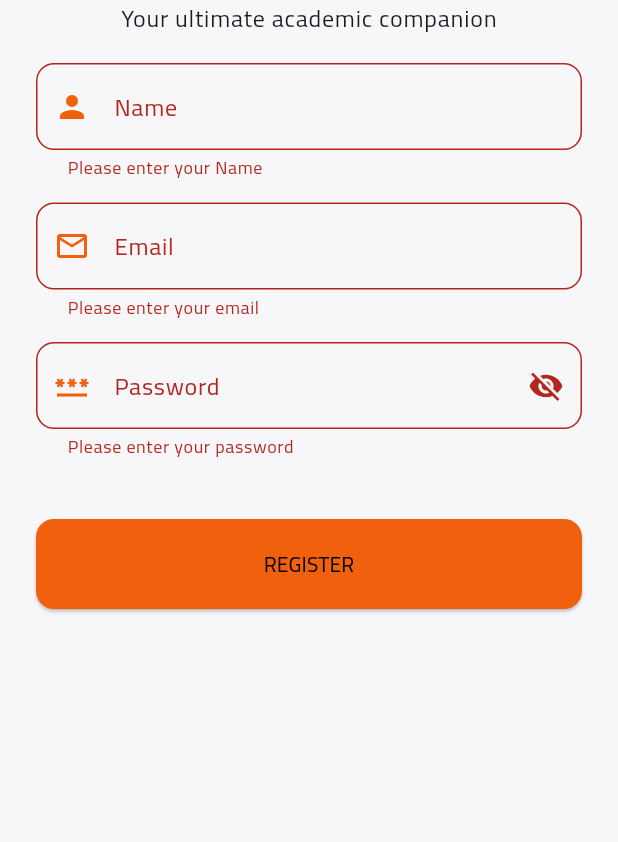
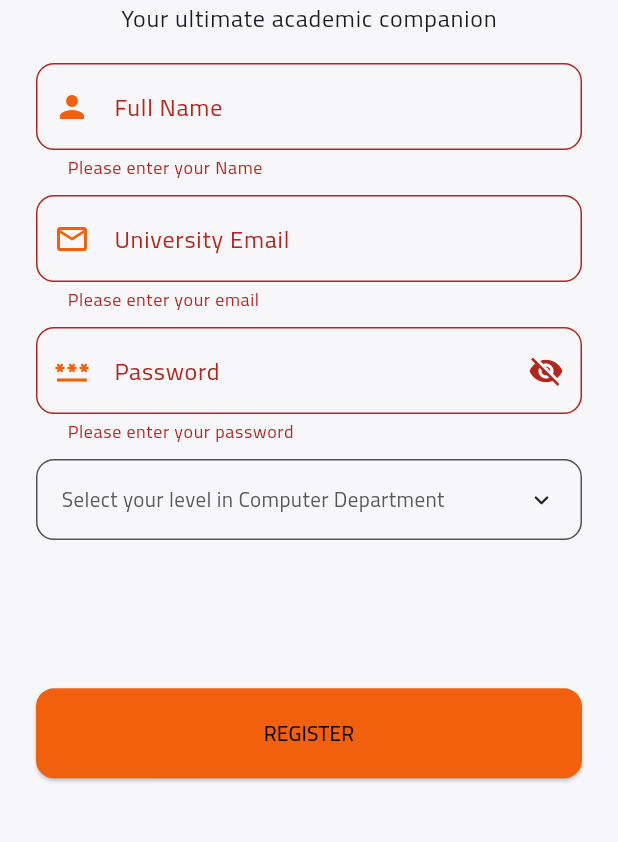
Before and after one commit to YousefDewidar/StudyHub, a Flutter app: the SignupView screen opened by its route, after a tap on "REGISTER", on a phone screen of 412 x 824 dp, the part 390-1232 px from its top. Run offline on Flutter 3.47's test engine with Material 3 defaults, Android fonts, the phone set to English and light mode, and no system bars; drawn by our look-alikes of animated_custom_dropdown; our stand-ins replace cloud_firestore, confetti, firebase_auth, firebase_core, page_transition, shared_preferences; missing offline and left inert: floating_action_bubble, internet_file, pdfx; accounts and stored records are empty.

Commit message:
Create model for users and add logic to register new user.

```diff
--- a/lib/core/firebase/database.dart
+++ b/lib/core/firebase/database.dart
@@ -1,10 +1,13 @@
 import 'package:cloud_firestore/cloud_firestore.dart';
+import 'package:computers/core/utils/strings.dart';
+import 'package:computers/features/auth/data/model/user.dart';
 
 class Database {
   static final FirebaseFirestore _firestore = FirebaseFirestore.instance;
 
   static Future<List<Map<String, dynamic>>> getAllDataCourses(
-      String colName) async {
+    String colName,
+  ) async {
     try {
       List<Map<String, dynamic>> data = [];
       await _firestore.collection(colName).get().then(
@@ -37,4 +40,10 @@
   }) async {
     await _firestore.collection(colName).doc(docId).update(data);
   }
+
+  static Future<void> addUser({
+    required UserModel user,
+  }) async {
+    await _firestore.collection(Strings.usersCol).add(user.toJson());
+  }
 }
--- a/lib/core/utils/strings.dart
+++ b/lib/core/utils/strings.dart
@@ -1,4 +1,5 @@
 class Strings {
   static const String coursesCol = 'courses';
   static const String examsCol = 'exams';
+  static const String usersCol = 'users';
 }
--- /dev/null
+++ b/lib/features/auth/data/model/user.dart
@@ -0,0 +1,30 @@
+class UserModel {
+  final String fullName;
+  final String uniEmail;
+  final String password;
+  final String level;
+
+  UserModel(
+      {required this.fullName,
+      required this.uniEmail,
+      required this.password,
+      required this.level});
+
+  Map<String, dynamic> toJson() {
+    return {
+      "name": fullName,
+      "email": uniEmail,
+      "password": password,
+      "level": level,
+    };
+  }
+
+  factory UserModel.fromJson(Map<String, dynamic> json) {
+    return UserModel(
+      fullName: "name",
+      uniEmail: 'email',
+      password: "password",
+      level: "level",
+    );
+  }
+}
--- a/lib/features/auth/data/repo/auth_repo.dart
+++ /dev/null
@@ -1,8 +0,0 @@
-import 'package:firebase_auth/firebase_auth.dart';
-
-class AuthRepo {
-  static Future<void> register(emailCon, passwordCon) async {
-    await FirebaseAuth.instance.createUserWithEmailAndPassword(
-        email: emailCon.text, password: passwordCon.text);
-  }
-}
--- a/lib/features/auth/ui/signup_view.dart
+++ b/lib/features/auth/ui/signup_view.dart
@@ -13,25 +13,20 @@
           padding: const EdgeInsets.symmetric(horizontal: 24.0),
           child: SingleChildScrollView(
             child: Column(
-              crossAxisAlignment: CrossAxisAlignment.center,
+              // crossAxisAlignment: CrossAxisAlignment.center,
               // mainAxisAlignment: MainAxisAlignment.center,
               children: [
                 const SpaceV(50),
                 Image.asset("assets/logo/logo_splash.png", height: 160),
-
-                // Welcome
                 const Text(
                   'StudyHub',
                   style: TextStyle(fontSize: 35),
                 ),
-
                 Text(
                   'Your ultimate academic companion',
                   style: Theme.of(context).textTheme.bodyLarge,
                 ),
-
                 const SpaceV(18),
-
                 const SignupForm()
               ],
             ),
@@ -41,3 +36,5 @@
     );
   }
 }
+
+//
--- a/lib/features/auth/ui/widgets/custom_text_field.dart
+++ b/lib/features/auth/ui/widgets/custom_text_field.dart
@@ -40,9 +40,9 @@
   }
 
   String? handleValidation(String? value) {
-    if (value!.isEmpty && label == 'Email') {
+    if (value!.isEmpty && label == 'University Email') {
       return 'Please enter your email';
-    } else if (value.isEmpty && label == 'Name') {
+    } else if (value.isEmpty && label == 'Full Name') {
       return 'Please enter your Name';
     } else {
       return null;
--- a/lib/features/auth/ui/widgets/signup_form.dart
+++ b/lib/features/auth/ui/widgets/signup_form.dart
@@ -1,5 +1,7 @@
+import 'package:animated_custom_dropdown/custom_dropdown.dart';
+import 'package:computers/core/firebase/database.dart';
 import 'package:computers/core/utils/space.dart';
-import 'package:computers/features/auth/data/repo/auth_repo.dart';
+import 'package:computers/features/auth/data/model/user.dart';
 import 'package:computers/features/auth/ui/widgets/custom_button.dart';
 import 'package:computers/features/auth/ui/widgets/custom_text_field.dart';
 import 'package:computers/features/auth/ui/widgets/password_field.dart';
@@ -19,6 +21,8 @@
   final TextEditingController emailCon = TextEditingController();
   final TextEditingController passwordCon = TextEditingController();
   final TextEditingController nameCon = TextEditingController();
+  final SingleSelectController<String> levelCon = SingleSelectController(null);
+  final List<String> level = const ['first', 'second', 'third', 'fourth'];
 
   @override
   Widget build(BuildContext context) {
@@ -26,28 +30,50 @@
         key: formKey,
         autovalidateMode: autovalidateMode,
         child: Column(
+          crossAxisAlignment: CrossAxisAlignment.start,
           children: [
             CustomTextField(
-              label: 'Name',
+              label: 'Full Name',
               icon: Icons.person,
               controller: nameCon,
             ),
-            const SpaceV(15),
+            const SpaceV(10),
 
             // email
             CustomTextField(
-              label: 'Email',
+              label: 'University Email',
               icon: Icons.email_outlined,
               controller: emailCon,
             ),
-            const SpaceV(15),
+            const SpaceV(10),
 
             // password
             PasswordField(
               controller: passwordCon,
             ),
-            const SpaceV(40),
+            const SpaceV(10),
 
+            CustomDropdown<String>(
+              items: level,
+              hintText: 'Select your level in Computer Department',
+              controller: levelCon,
+              validator: (value) {
+                if (value?.isEmpty ?? true) {
+                  return 'Please enter your level';
+                }
+                return null;
+              },
+              decoration: CustomDropdownDecoration(
+                hintStyle:
+                    const TextStyle(color: Color.fromARGB(255, 89, 89, 89)),
+                closedFillColor: Colors.transparent,
+                closedBorder: Border.all(
+                  color: const Color.fromARGB(170, 0, 0, 0),
+                ),
+              ),
+              onChanged: (value) {},
+            ),
+            SpaceV(MediaQuery.of(context).size.height * .12),
             CustomButton(
               onPressed: () async {
                 await registerLogic(context);
@@ -61,20 +87,19 @@
   Future<void> registerLogic(BuildContext context) async {
     if (formKey.currentState!.validate()) {
       try {
-        await AuthRepo.register(emailCon, passwordCon);
+        await _register(emailCon.text, passwordCon.text);
+        Database.addUser(
+          user: UserModel(
+            fullName: nameCon.text,
+            uniEmail: emailCon.text,
+            password: passwordCon.text,
+            level: levelCon.value!,
+          ),
+        );
         ScaffoldMessenger.of(context).showSnackBar(
           const SnackBar(
-            content: Text('CreatedDone'),
-            duration: Duration(seconds: 2),
-          ),
+              content: Text('CreatedDone'), duration: Duration(seconds: 2)),
         );
-        // Database.addUser(
-        //   email: emailCon.text,
-        //   name: nameCon.text,
-        //   location: 'Fixed location',
-        //   number: 'number',
-        // );
-        // Navigator.pop(context);
       } on FirebaseAuthException {
         ScaffoldMessenger.of(context).showSnackBar(
           const SnackBar(
@@ -88,4 +113,9 @@
       setState(() {});
     }
   }
+
+  static Future<void> _register(String email, String password) async {
+    await FirebaseAuth.instance
+        .createUserWithEmailAndPassword(email: email, password: password);
+  }
 }
--- a/lib/main.dart
+++ b/lib/main.dart
@@ -28,9 +28,9 @@
       routes: {
         "/": (context) => const SplashView(),
         "courses_view": (context) => const CoursesView(),
-        "SignupView": (context) => const SignupView(),
+        "signupView": (context) => const SignupView(),
       },
-      initialRoute: "/",
+      initialRoute: "signupView",
     );
   }
 }
--- a/pubspec.yaml
+++ b/pubspec.yaml
@@ -21,6 +21,7 @@
   firebase_core: ^3.2.0
   cloud_firestore: ^5.4.4
   shared_preferences: ^2.3.3
+  animated_custom_dropdown: ^3.1.1
 
 dev_dependencies:
   flutter_test:
```
Also changed, not shown: pubspec.lock.
